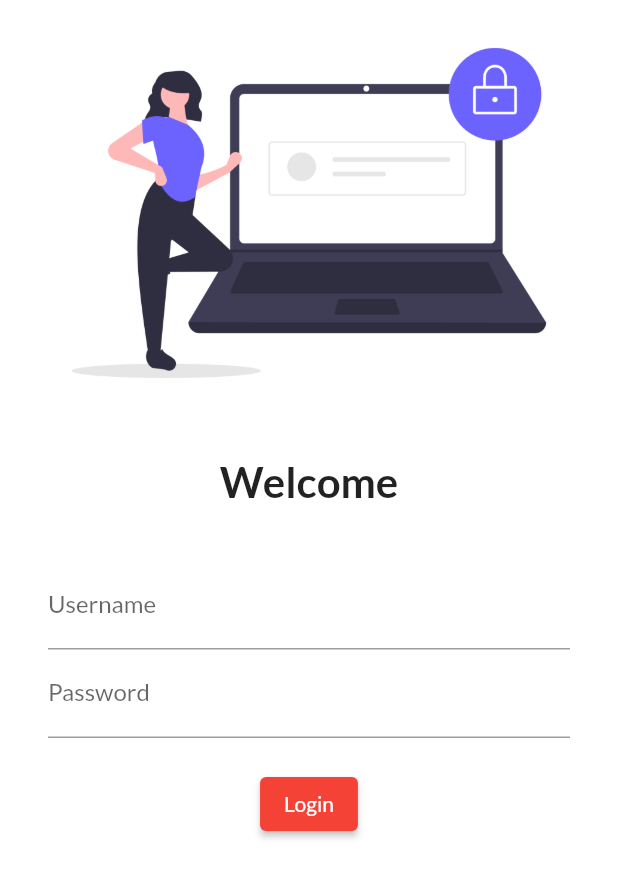
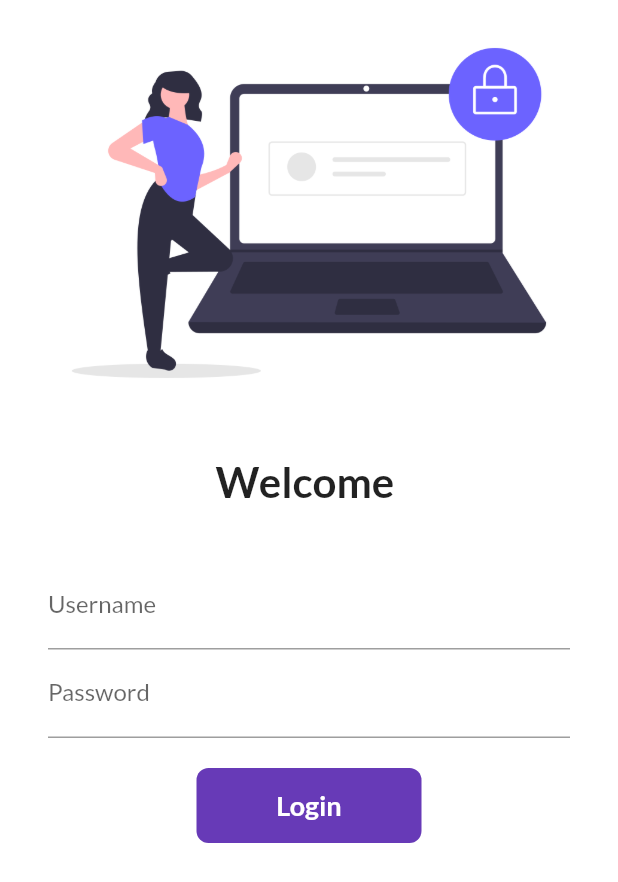
Before and after one commit to amarjitsingh52922/30daysofflutter, a Flutter app: the screen it shows after launch, on a phone screen of 412 x 824 dp. Shown: the top 882 px of the screen. Run offline on Flutter 3.47's test engine with Material 2 defaults, Android fonts, the phone set to English and light mode, and no system bars; our stand-ins replace google_fonts.

Commit message:
day6 completed

```diff
--- a/lib/pages/login_page.dart
+++ b/lib/pages/login_page.dart
@@ -1,9 +1,16 @@
 import 'package:day2/utils/routes.dart';
 import 'package:flutter/material.dart';
 
-class LoginPage extends StatelessWidget {
+class LoginPage extends StatefulWidget {
   const LoginPage({super.key});
 
+  @override
+  State<LoginPage> createState() => _LoginPageState();
+}
+
+class _LoginPageState extends State<LoginPage> {
+  String name = "";
+  bool changeButton = false;
   @override
   Widget build(BuildContext context) {
     return Material(
@@ -19,7 +26,7 @@ class LoginPage extends StatelessWidget {
               height: 20.0,
             ),
             Text(
-              "Welcome",
+              "Welcome $name",
               style: TextStyle(
                 fontSize: 28,
                 fontWeight: FontWeight.bold,
@@ -37,6 +44,10 @@ class LoginPage extends StatelessWidget {
                     decoration: InputDecoration(
                         hintText: "Please Enter Username",
                         labelText: "Username"),
+                    onChanged: (value) {
+                      name = value;
+                      setState(() {});
+                    },
                   ),
                   TextFormField(
                     obscureText: true,
@@ -47,13 +58,45 @@ class LoginPage extends StatelessWidget {
                   SizedBox(
                     height: 20.0,
                   ),
-                  ElevatedButton(
-                    onPressed: () {
+                  InkWell(
+                    onTap: () async {
+                      setState(() {
+                        changeButton = true;
+                      });
+                      await Future.delayed(Duration(seconds: 1));
                       Navigator.pushNamed(context, MyRoutes.homeRoute);
                     },
-                    child: Text("Login"),
-                    style: TextButton.styleFrom(),
+                    child: AnimatedContainer(
+                      duration: Duration(seconds: 1),
+                      height: 50,
+                      width: changeButton ? 50 : 150,
+                      alignment: Alignment.center,
+                      decoration: BoxDecoration(
+                          color: Colors.deepPurple,
+                          //shape:changeButton ? BoxShape.circle : BoxShape.rectangle,
+                          borderRadius:
+                              BorderRadius.circular(changeButton ? 50 : 8)),
+                      child: changeButton
+                          ? Icon(
+                              Icons.done,
+                              color: Colors.white,
+                            )
+                          : Text(
+                              "Login",
+                              style: TextStyle(
+                                  color: Colors.white,
+                                  fontWeight: FontWeight.bold,
+                                  fontSize: 18),
+                            ),
+                    ),
                   ),
+                  // ElevatedButton(
+                  //   onPressed: () {
+                  //     Navigator.pushNamed(context, MyRoutes.homeRoute);
+                  //   },
+                  //   child: Text("Login"),
+                  //   style: TextButton.styleFrom(),
+                  // ),
                 ],
               ),
             )
```
